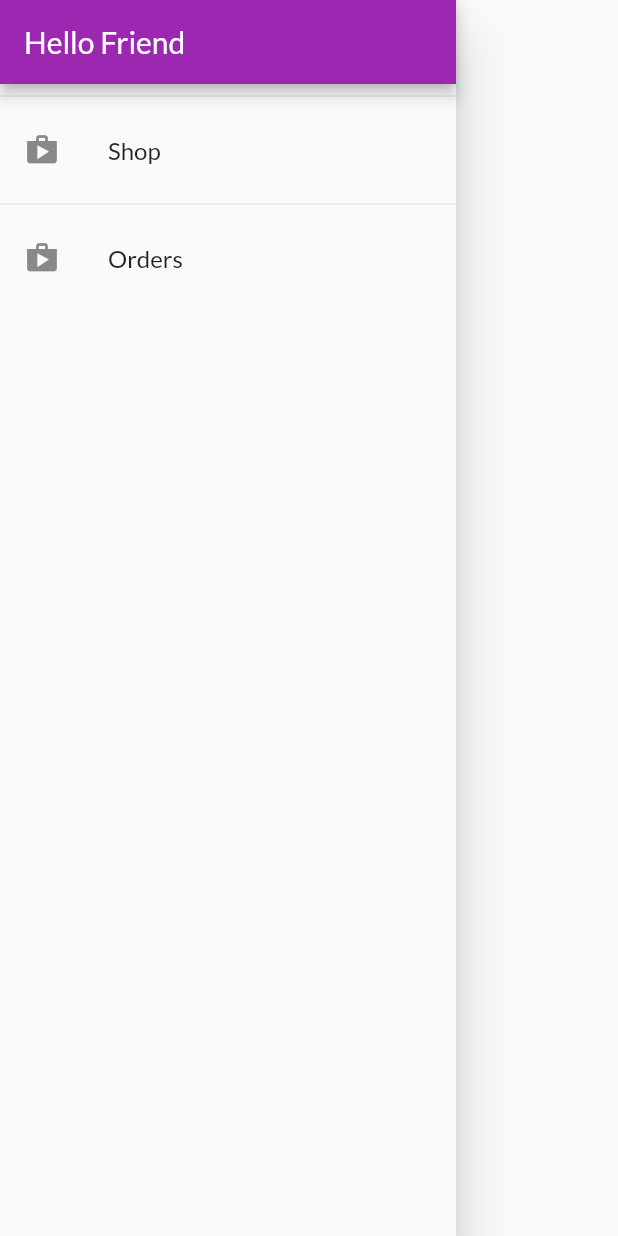
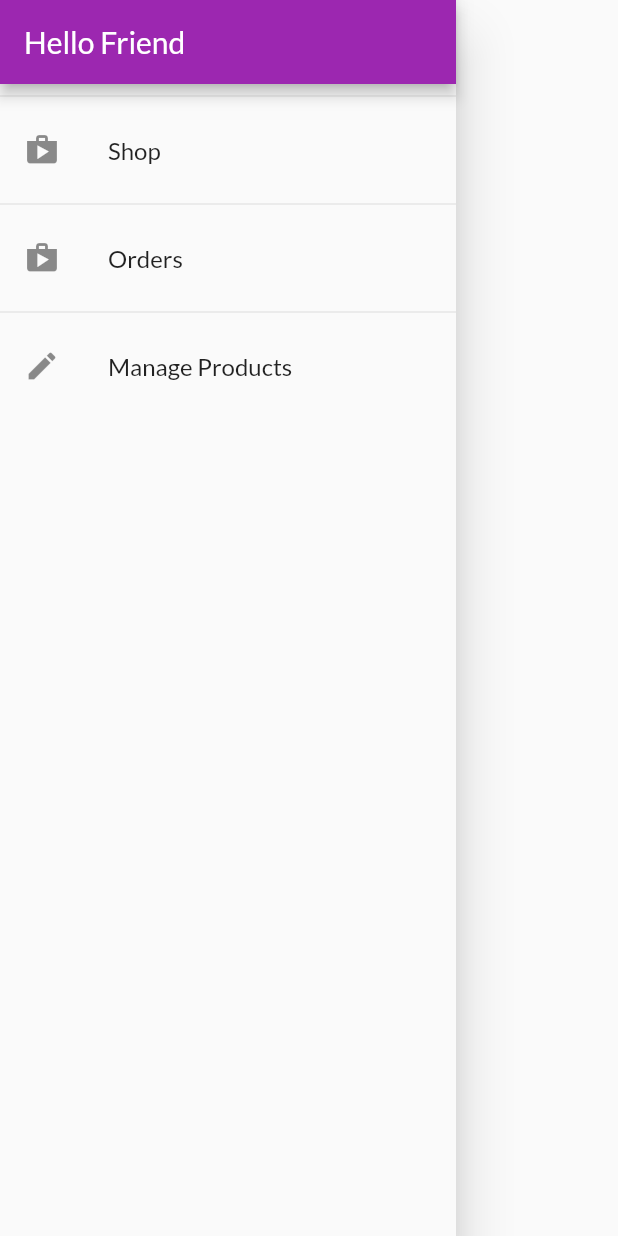
Before and after one commit to Liight/clothes_shop, a Flutter app: the AppDrawer widget shown alone on an empty page, opened directly, on a phone screen of 412 x 824 dp. Run offline on Flutter 3.47's test engine with Material 2 defaults, Android fonts, the phone set to English and light mode, and no system bars; network calls fail.

```diff
--- a/lib/main.dart
+++ b/lib/main.dart
@@ -6,6 +6,7 @@ import './screens/cart_screen.dart';
 import './screens/products_overview_screen.dart';
 import './screens/product_detail_screen.dart';
 import './screens/orders_screen.dart';
+import './screens/user_products_screen.dart';
 import './providers/products.dart';
 import './providers/cart.dart';
 import './providers/orders.dart';
@@ -41,6 +42,7 @@ class MyApp extends StatelessWidget {
           ProductDetailScreen.routeName: (ctx) => ProductDetailScreen(),
           CartScreen.routeName: (ctx) => CartScreen() ,
           OrdersScreen.routeName: (ctx) => OrdersScreen(),
+          UserProductsScreen.routeName: (ctx) => UserProductsScreen(),
         },
       ),
     );
--- a/lib/widgets/app_drawer.dart
+++ b/lib/widgets/app_drawer.dart
@@ -1,7 +1,9 @@
-import 'package:clothes_shop/providers/orders.dart';
+// flutter
 import 'package:flutter/material.dart';
-
+// custom
 import '../screens/orders_screen.dart';
+import '../screens/user_products_screen.dart';
+import '../providers/orders.dart';
 
 class AppDrawer extends StatelessWidget {
   @override
@@ -27,6 +29,13 @@ class AppDrawer extends StatelessWidget {
               Navigator.of(context).pushReplacementNamed(OrdersScreen.routeName);
             },
           ),
+          Divider(),
+          ListTile(
+            leading: Icon(Icons.edit),title: Text('Manage Products'),
+            onTap: (){
+              Navigator.of(context).pushReplacementNamed(UserProductsScreen.routeName);
+            },
+          ),
         ],
       ),
     );
--- a/lib/widgets/user_product_item.dart
+++ b/lib/widgets/user_product_item.dart
@@ -13,7 +13,9 @@ class UserProductItem extends StatelessWidget {
       leading: CircleAvatar(
         backgroundImage: NetworkImage(imageUrl),
       ),
-      trailing: Row(
+      trailing: Container(
+        width: 120,
+        child: Row(
           children: <Widget>[
             IconButton(
               icon: Icon(Icons.edit),
@@ -31,6 +33,7 @@ class UserProductItem extends StatelessWidget {
             ),
           ],
         ),
+      ),
     );
   }
 }
```
Also changed, not shown: lib/screens/user_products_screen.dart (+14 -1 lines). Lines whose indentation alone changed are shown as unchanged.
